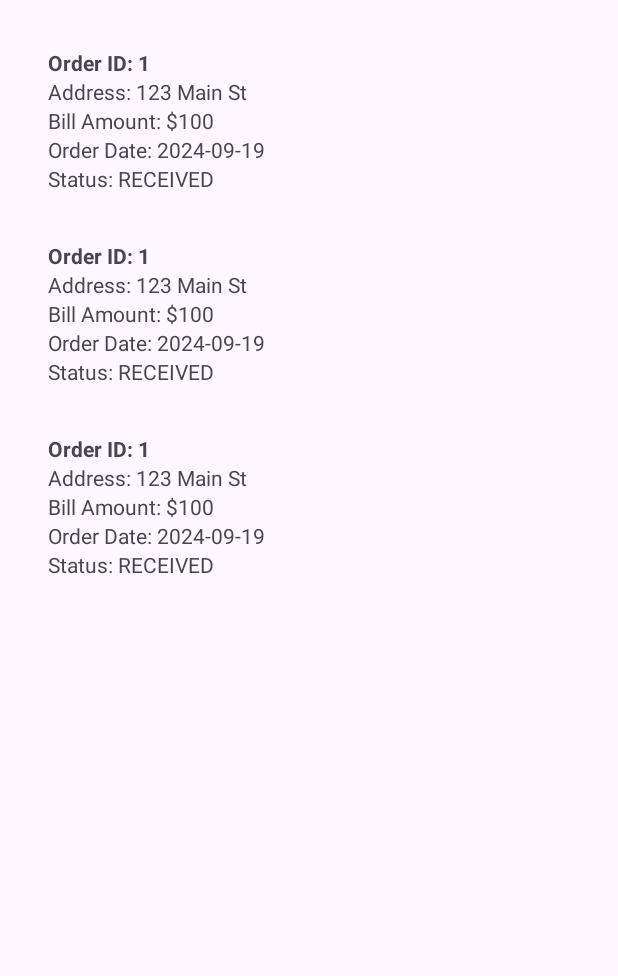
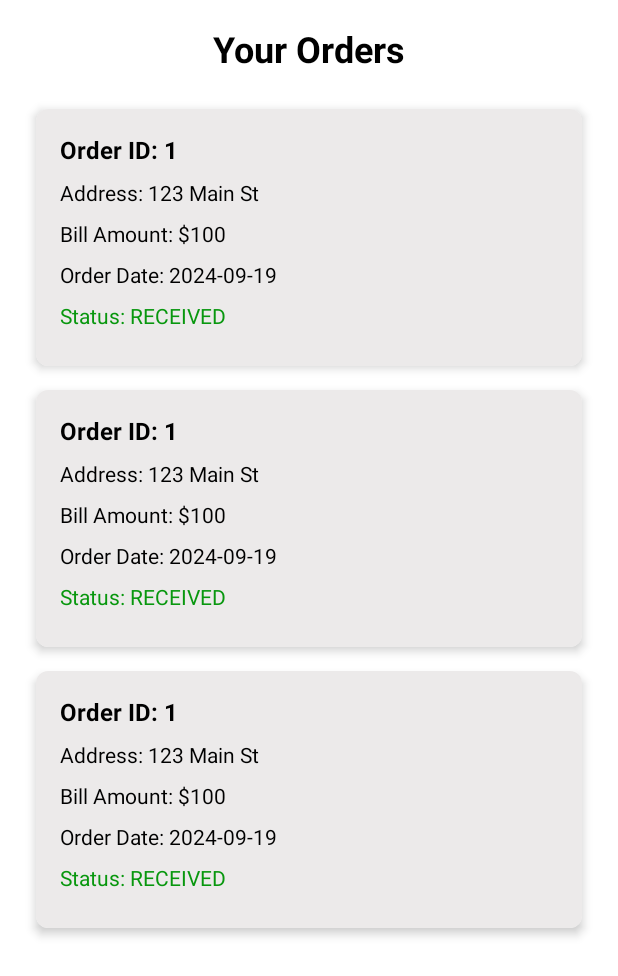
Before and after one commit to soumikpaul006/ECart, an Android app: the layout activity_order.xml on its own in the app's theme, with its tools: preview values and no code run, on a phone screen of 412 x 824 dp. Shown: the top 976 px of the screen. Run offline under Robolectric (Android 15) with nearby library versions, the phone set to English and light mode, and no system bars.

Commit message:
Clearing the cart after placing the order

```diff
--- a/app/src/main/java/com/example/loginregisterretrofit/CartAdapter.kt
+++ b/app/src/main/java/com/example/loginregisterretrofit/CartAdapter.kt
@@ -7,83 +7,19 @@ import com.example.loginregisterretrofit.databinding.CartItemViewBinding
 import com.example.loginregisterretrofit.model.dao.ProductDao
 import com.example.loginregisterretrofit.model.datalayer.Product
 
-//class CartAdapter(
-//    private val cartList: List<Product>,
-//    private val productDao: ProductDao,
-//    private val updateTotalPriceCallback: (Double) -> Unit // callback to notify when total price changes
-//) : RecyclerView.Adapter<CartAdapter.CartViewHolder>() {
-//
-//
-//    override fun onCreateViewHolder(parent: ViewGroup, viewType: Int): CartViewHolder {
-//        val binding = CartItemViewBinding.inflate(LayoutInflater.from(parent.context), parent, false)
-//        return CartViewHolder(binding)
-//    }
-//
-//    override fun onBindViewHolder(holder: CartViewHolder, position: Int) {
-//        holder.bind(cartList[position])
-//    }
-//
-//    override fun getItemCount(): Int {
-//        return cartList.size
-//    }
-//
-//    private fun getTotalPrice(): Double {
-//        return cartList.sumOf { it.quantity * it.price.toDouble() }
-//    }
-//
-//
-//    fun getCartItems(): List<Product> {
-//        return cartList
-//    }
-//
-//    inner class CartViewHolder(private val binding: CartItemViewBinding) : RecyclerView.ViewHolder(binding.root) {
-//
-//        fun bind(product: Product) {
-//
-//            binding.txtProductName.text = product.product_name
-//            binding.txtProductQuantity.text = "Quantity: ${product.quantity}"
-//            binding.txtProductPrice.text = "Price: $${String.format("%.2f", product.price.toDouble())}"
-//
-//            binding.btnIncreaseQuantity.setOnClickListener {
-//                product.quantity += 1
-//                updateItem(product)
-//            }
-//
-//
-//            binding.btnDecreaseQuantity.setOnClickListener {
-//                if (product.quantity > 1) {
-//                    product.quantity -= 1
-//                    updateItem(product)
-//                }
-//            }
-//        }
-//
-//        // Function to update the product in the UI and database
-//        private fun updateItem(product: Product) {
-//
-//            binding.txtProductQuantity.text = "Quantity: ${product.quantity}"
-//            val totalPriceForProduct = product.quantity * product.price.toDouble()
-//            binding.txtProductPrice.text = "Price: $${String.format("%.2f", totalPriceForProduct)}"
-//
-//            // Update the product in the database using a background thread
-//            Thread {
-//                productDao.updateProduct(product)
-//            }.start()
-//
-//            // Update the total price for all products in the cart
-//            updateTotalPriceCallback(getTotalPrice())
-//        }
-//
-//
-//    }
-//}
 
 
 class CartAdapter(
-    private val cartList: List<Product>,
+    private var cartList: List<Product>,
     private val productDao: ProductDao,
-    private val updateTotalPriceCallback: (Double) -> Unit // callback to notify when total price changes
+    private val updateTotalPriceCallback: (Double) -> Unit // Callback to notify when the total price changes
 ) : RecyclerView.Adapter<CartAdapter.CartViewHolder>() {
+
+    // set a new cart list when clearing the cart
+    fun setCartList(newCartList: List<Product>) {
+        this.cartList = newCartList
+        notifyDataSetChanged()
+    }
 
     override fun onCreateViewHolder(parent: ViewGroup, viewType: Int): CartViewHolder {
         val binding = CartItemViewBinding.inflate(LayoutInflater.from(parent.context), parent, false)
@@ -92,7 +28,7 @@ class CartAdapter(
 
     override fun onBindViewHolder(holder: CartViewHolder, position: Int) {
         holder.bind(cartList[position])
-        // Call to update the total price every time we bind an item
+        // update the total price every time we bind an item
         updateTotalPriceCallback(getTotalPrice())
     }
 
@@ -100,10 +36,12 @@ class CartAdapter(
         return cartList.size
     }
 
+    // Calculate the total price of items in the cart
     private fun getTotalPrice(): Double {
         return cartList.sumOf { it.quantity * it.price.toDouble() }
     }
 
+    // Provide access to the cart items
     fun getCartItems(): List<Product> {
         return cartList
     }
@@ -128,6 +66,7 @@ class CartAdapter(
             }
         }
 
+        // Update item in the cart and notify changes to the total price
         private fun updateItem(product: Product) {
             binding.txtProductQuantity.text = "Quantity: ${product.quantity}"
             val totalPriceForProduct = product.quantity * product.price.toDouble()
--- a/app/src/main/java/com/example/loginregisterretrofit/SubCategoryAdapter.kt
+++ b/app/src/main/java/com/example/loginregisterretrofit/SubCategoryAdapter.kt
@@ -53,7 +53,6 @@ class SubCategoryAdapter(
                 }
 
                 root.setOnClickListener {
-                    // Navigate to ProductDetailsActivity
                     val context = root.context
                     val intent = Intent(context, ProductDetailsActivity::class.java)
                     intent.putExtra("product_id", product.product_id)
--- a/app/src/main/java/com/example/loginregisterretrofit/view/CartActivity.kt
+++ b/app/src/main/java/com/example/loginregisterretrofit/view/CartActivity.kt
@@ -13,9 +13,7 @@ import com.example.loginregisterretrofit.databinding.ActivityCartBinding
 
 class CartActivity : AppCompatActivity() {
 
-
     private lateinit var binding:ActivityCartBinding
-
 
     override fun onCreate(savedInstanceState: Bundle?) {
         super.onCreate(savedInstanceState)
@@ -28,8 +26,6 @@ class CartActivity : AppCompatActivity() {
             startActivity(intent)
         }
 
-
-
         if (savedInstanceState == null) {
             supportFragmentManager.beginTransaction()
                 .add(R.id.fragment_container, CartFragment())
--- a/app/src/main/java/com/example/loginregisterretrofit/view/CartFragment.kt
+++ b/app/src/main/java/com/example/loginregisterretrofit/view/CartFragment.kt
@@ -89,8 +89,6 @@ class CartFragment : Fragment() {
         binding.txtTotalPrice.text = "Total Price: $${String.format("%.2f", totalPrice)}"
     }
 
-
-
     private fun deleteProduct(product: Product) {
         lifecycleScope.launch(Dispatchers.IO) {
             productDao.deleteProduct(product)
--- a/app/src/main/java/com/example/loginregisterretrofit/view/DeliveryFragment.kt
+++ b/app/src/main/java/com/example/loginregisterretrofit/view/DeliveryFragment.kt
@@ -47,7 +47,7 @@ class DeliveryFragment : Fragment() {
     override fun onViewCreated(view: View, savedInstanceState: Bundle?) {
         super.onViewCreated(view, savedInstanceState)
 
-        // Initialize ViewModel and PreferenceHelper
+
         addressViewModel = ViewModelProvider(this)[AddressViewModel::class.java]
         preferenceHelper = PreferenceHelper(requireContext())
 
--- a/app/src/main/java/com/example/loginregisterretrofit/view/LoginActivity.kt
+++ b/app/src/main/java/com/example/loginregisterretrofit/view/LoginActivity.kt
@@ -51,7 +51,7 @@ class LoginActivity : AppCompatActivity() {
     }
 
 
-    // Check if the user is already logged in using shared preferences
+
     private fun checkPreferenceExist() {
         if (preferenceHelper.isLoggedIn()) {
             navigateToUserPage()
--- a/app/src/main/java/com/example/loginregisterretrofit/view/MainActivity.kt
+++ b/app/src/main/java/com/example/loginregisterretrofit/view/MainActivity.kt
@@ -30,9 +30,8 @@ class MainActivity : AppCompatActivity() {
 
         preferenceHelper = PreferenceHelper(this)
 
-        // Check if the user is already logged in
+
         if (preferenceHelper.isLoggedIn()) {
-            // If user is logged in, redirect to UserPageActivity
             navigateToUserPage()
 
         } else {
--- a/app/src/main/java/com/example/loginregisterretrofit/view/PaymentFragment.kt
+++ b/app/src/main/java/com/example/loginregisterretrofit/view/PaymentFragment.kt
@@ -38,7 +38,7 @@ class PaymentFragment : Fragment() {
 
         binding.btnNext.setOnClickListener {
             if (selectedPaymentMethod.isNotEmpty()) {
-                // Store the selected payment method in CheckoutActivity
+
 
 //                Log.d("PaymentFragment", "Selected Payment Method: $selectedPaymentMethod")
 //                (activity as CheckoutActivity).selectedPaymentMethod = selectedPaymentMethod
@@ -46,7 +46,7 @@ class PaymentFragment : Fragment() {
 
                 val viewModel = ViewModelProvider(requireActivity())[CheckoutViewModel::class.java]
                 viewModel.setSelectedPaymentMethod(selectedPaymentMethod)
-//                Log.d("PaymentFragment", "Selected Payment Method: $selectedPaymentMethod")
+
 
                 (activity as CheckoutActivity).binding.viewPager.currentItem = 3
             } else {
--- a/app/src/main/java/com/example/loginregisterretrofit/view/RegisterActivity.kt
+++ b/app/src/main/java/com/example/loginregisterretrofit/view/RegisterActivity.kt
@@ -80,7 +80,6 @@ class RegisterActivity : AppCompatActivity() {
         })
     }
 
-    // Navigate to user page
     private fun navigateToUserPage() {
         val intent = Intent(this@RegisterActivity, UserPageActivity::class.java)
         intent.flags = Intent.FLAG_ACTIVITY_NEW_TASK or Intent.FLAG_ACTIVITY_CLEAR_TASK
--- a/app/src/main/java/com/example/loginregisterretrofit/view/SummaryFragment.kt
+++ b/app/src/main/java/com/example/loginregisterretrofit/view/SummaryFragment.kt
@@ -67,7 +67,6 @@ class SummaryFragment : Fragment() {
     }
 
     private fun setupUI() {
-
         binding.txtSelectedAddress.text = "Delivery Address: ${selectedAddress.title}, ${selectedAddress.address}"
 
         cartViewModel = ViewModelProvider(requireActivity())[CartViewModel::class.java]
@@ -117,6 +116,13 @@ class SummaryFragment : Fragment() {
 
                     Toast.makeText(requireContext(), "Order placed successfully! Order ID: $orderId", Toast.LENGTH_SHORT).show()
 
+
+                    clearCart()
+
+
+                    hideSummaryUI()
+
+
                     val intent = Intent(requireContext(), OrderActivity::class.java)
                     intent.putExtra("order_id", orderId)
                     startActivity(intent)
@@ -131,4 +137,21 @@ class SummaryFragment : Fragment() {
             }
         })
     }
+
+    private fun clearCart() {
+        Thread {
+            productDao.clearCart()
+        }.start()
+
+        adapter.setCartList(emptyList())
+        binding.txtTotalPrice.text = "Total Price: $0.00"
+    }
+
+    private fun hideSummaryUI() {
+        binding.txtSelectedAddress.visibility = View.GONE
+        binding.txtSelectedPaymentMethod.visibility = View.GONE
+        binding.recyclerViewCartItems.visibility = View.GONE
+        binding.txtTotalPrice.visibility = View.GONE
+        binding.btnPlaceOrder.visibility = View.GONE
+    }
 }
--- a/app/src/main/res/layout/activity_order.xml
+++ b/app/src/main/res/layout/activity_order.xml
@@ -5,15 +5,31 @@
     android:id="@+id/main"
     android:layout_width="match_parent"
     android:layout_height="match_parent"
+    android:background="@color/white"
     tools:context=".view.OrderActivity">
 
+    <TextView
+        android:id="@+id/txtOrdersTitle"
+        android:layout_width="wrap_content"
+        android:layout_height="wrap_content"
+        android:text="Your Orders"
+        android:textStyle="bold"
+        android:textColor="@color/black"
+        android:textSize="24sp"
+        android:layout_margin="16dp"
+        app:layout_constraintTop_toTopOf="parent"
+        app:layout_constraintStart_toStartOf="parent"
+        app:layout_constraintEnd_toEndOf="parent"/>
 
     <androidx.recyclerview.widget.RecyclerView
         android:id="@+id/recyclerViewOrders"
         android:layout_width="match_parent"
-        android:layout_height="match_parent"
+        android:layout_height="0dp"
         android:padding="16dp"
+        app:layout_constraintTop_toBottomOf="@+id/txtOrdersTitle"
+        app:layout_constraintStart_toStartOf="parent"
+        app:layout_constraintEnd_toEndOf="parent"
+        app:layout_constraintBottom_toBottomOf="parent"
         tools:listitem="@layout/order_item_view"/>
 
-
 </androidx.constraintlayout.widget.ConstraintLayout>
--- a/app/src/main/res/layout/order_item_view.xml
+++ b/app/src/main/res/layout/order_item_view.xml
@@ -1,7 +1,18 @@
-<LinearLayout xmlns:android="http://schemas.android.com/apk/res/android"
+<?xml version="1.0" encoding="utf-8"?>
+<androidx.cardview.widget.CardView xmlns:android="http://schemas.android.com/apk/res/android"
+    xmlns:card_view="http://schemas.android.com/apk/res-auto"
+    android:layout_width="match_parent"
+    android:layout_height="wrap_content"
+    android:layout_margin="8dp"
+    card_view:cardCornerRadius="8dp"
+    card_view:cardElevation="4dp"
+    android:background="@drawable/card_background">
+
+    <LinearLayout
         android:layout_width="match_parent"
         android:layout_height="wrap_content"
         android:orientation="vertical"
+        android:background="#ECEAEA"
         android:padding="16dp">
 
         <TextView
@@ -9,30 +20,46 @@
             android:layout_width="wrap_content"
             android:layout_height="wrap_content"
             android:text="Order ID: 1"
-        android:textStyle="bold" />
+            android:textStyle="bold"
+            android:textColor="@color/black"
+            android:textSize="16sp"
+            android:layout_marginBottom="8dp"/>
 
         <TextView
             android:id="@+id/txtOrderAddress"
             android:layout_width="wrap_content"
             android:layout_height="wrap_content"
-        android:text="Address: 123 Main St" />
+            android:text="Address: 123 Main St"
+            android:textColor="@color/black"
+            android:textSize="14sp"
+            android:layout_marginBottom="8dp"/>
 
         <TextView
             android:id="@+id/txtOrderAmount"
             android:layout_width="wrap_content"
             android:layout_height="wrap_content"
-        android:text="Bill Amount: $100" />
+            android:text="Bill Amount: $100"
+            android:textColor="@color/black"
+            android:textSize="14sp"
+            android:layout_marginBottom="8dp"/>
 
         <TextView
             android:id="@+id/txtOrderDate"
             android:layout_width="wrap_content"
             android:layout_height="wrap_content"
-        android:text="Order Date: 2024-09-19" />
+            android:text="Order Date: 2024-09-19"
+            android:textColor="@color/black"
+            android:textSize="14sp"
+            android:layout_marginBottom="8dp"/>
 
         <TextView
             android:id="@+id/txtOrderStatus"
             android:layout_width="wrap_content"
             android:layout_height="wrap_content"
-        android:text="Status: RECEIVED" />
+            android:text="Status: RECEIVED"
+            android:textColor="#08970E"
+            android:textSize="14sp"
+            android:layout_marginBottom="8dp"/>
+    </LinearLayout>
 
-</LinearLayout>
+</androidx.cardview.widget.CardView>
```
Also changed, not shown: app/src/main/java/com/example/loginregisterretrofit/view/UserPageActivity.kt (+0 -7 lines). Lines whose indentation alone changed are shown as unchanged.
